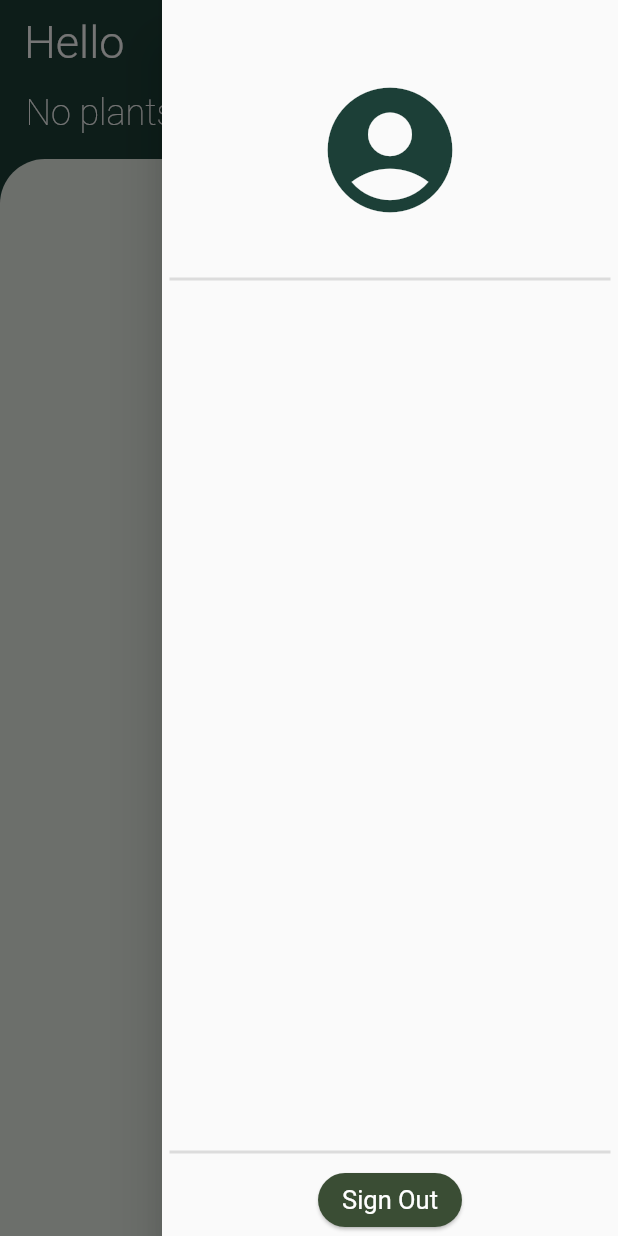
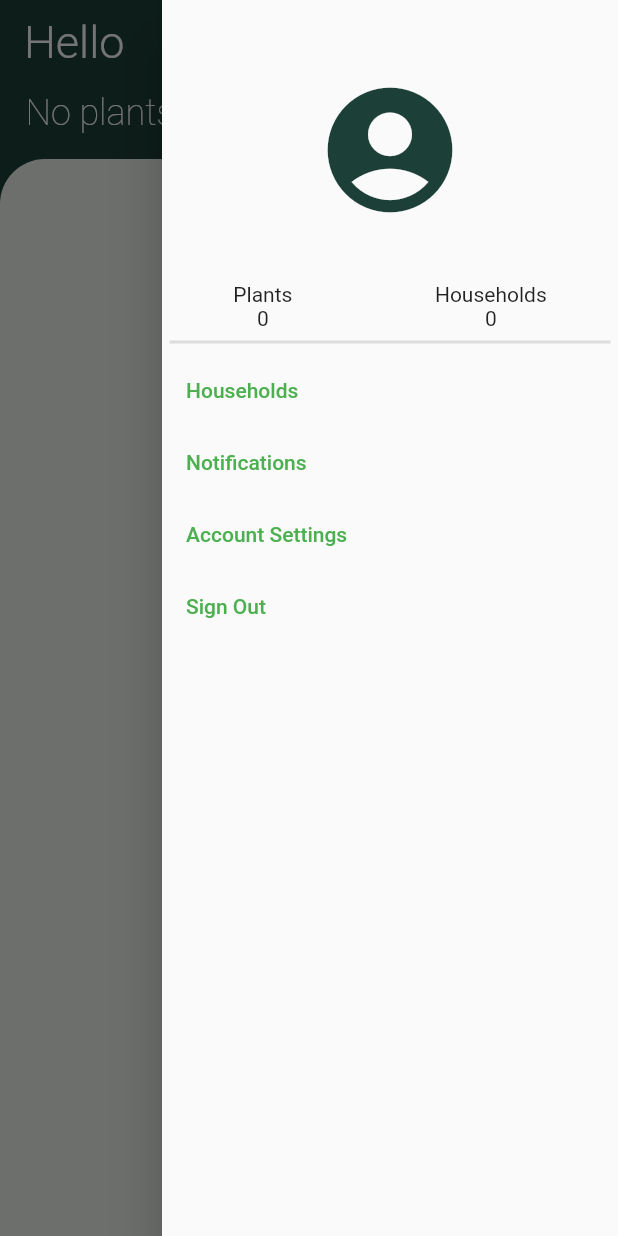
Before and after one commit to alastairrmcneill/plant-care-archive, a Flutter app: the screen it shows once a user with an empty profile is signed in, after a tap on the "menu" icon, on a phone screen of 412 x 824 dp. Run offline on Flutter 3.47's test engine with Material 2 defaults, Android fonts, the light colour scheme and no system bars; drawn by our look-alikes of flutter_speed_dial; our stand-ins replace auto_size_text, cloud_firestore, community_material_icon, firebase_auth, firebase_core, flutter_tabler_icons and 2 more; accounts and stored records are empty.

Commit message:
Addded new screens for households, account settings and notifications

```diff
--- a/lib/screens/home/add_household_screen.dart
+++ b/lib/screens/home/add_household_screen.dart
@@ -19,6 +19,8 @@ class _AddHouseholdState extends State<AddHousehold> {
   @override
   Widget build(BuildContext context) {
     HouseholdNotifier householdNotifier = Provider.of<HouseholdNotifier>(context);
+    UserNotifier userNotifier = Provider.of<UserNotifier>(context);
+
     return Scaffold(
       appBar: AppBar(
         title: const Text('Create Household'),
@@ -40,7 +42,7 @@ class _AddHouseholdState extends State<AddHousehold> {
               width: 100,
               child: ElevatedButton(
                 onPressed: () async {
-                  String code = await createHousehold(householdNotifier, _nameController.text.trim());
+                  String code = await createHousehold(userNotifier, householdNotifier, _nameController.text.trim());
                   showHouseholdAddedDialog(
                     context: context,
                     title: 'Household created successfully',
@@ -67,7 +69,7 @@ class _AddHouseholdState extends State<AddHousehold> {
               child: ElevatedButton(
                 onPressed: () async {
                   String code = _codeController.text.trim();
-                  String name = await addHousehold(code);
+                  String name = await addHousehold(userNotifier, householdNotifier, code);
                   showHouseholdAddedDialog(
                     context: context,
                     title: 'House added successfully',
--- a/lib/screens/home/home_screen.dart
+++ b/lib/screens/home/home_screen.dart
@@ -22,7 +22,9 @@ class _HomeScreenState extends State<HomeScreen> with SingleTickerProviderStateM
     super.initState();
 
     HouseholdNotifier householdNotifier = Provider.of<HouseholdNotifier>(context, listen: false);
+    UserNotifier userNotifier = Provider.of<UserNotifier>(context, listen: false);
     HouseholdDatabaseService.getCurrentUserHouseholds(householdNotifier);
+    UserDatabaseService.getCurrentUser(userNotifier);
   }
 
   @override
--- a/lib/screens/screens.dart
+++ b/lib/screens/screens.dart
@@ -5,3 +5,5 @@ export 'auth/forgot_passowrd_screen.dart';
 export 'home/home_screen.dart';
 export 'home/plant_detail.dart';
 export 'home/add_plant_screen.dart';
+export 'settings/notification_settings_screen.dart';
+export 'settings/account_settings_screen.dart';
--- a/lib/services/database_service.dart
+++ b/lib/services/database_service.dart
@@ -2,6 +2,7 @@ import 'package:cloud_firestore/cloud_firestore.dart';
 import 'package:plant_care/models/models.dart';
 import 'package:plant_care/notifiers/notifiers.dart';
 import 'package:plant_care/services/services.dart';
+import 'package:provider/provider.dart';
 
 class UserDatabaseService {
   static final FirebaseFirestore _db = FirebaseFirestore.instance;
@@ -28,10 +29,23 @@ class UserDatabaseService {
     return user;
   }
 
-  static updateUser(AppUser user) async {
+  static getCurrentUser(UserNotifier userNotifier) async {
+    DocumentReference ref = _db.collection('Users').doc(AuthService.getCurrentUser());
+
+    DocumentSnapshot snapshot = await ref.get();
+    Map<String, dynamic> data = snapshot.data()! as Map<String, dynamic>;
+
+    AppUser user = AppUser.fromJSON(data);
+
+    userNotifier.setCurrentUser = user;
+  }
+
+  static updateUser(UserNotifier userNotifier, AppUser user) async {
     DocumentReference ref = _db.collection('Users').doc(user.uid);
 
-    ref.set(user.toJSON());
+    await ref.set(user.toJSON()).whenComplete(() {
+      userNotifier.setCurrentUser = user;
+    });
   }
 }
 
@@ -113,7 +127,7 @@ class HouseholdDatabaseService {
   static final FirebaseFirestore _db = FirebaseFirestore.instance;
 
   // Create
-  static Future<String> createHousehold(HouseholdNotifier householdNotifier, Household household) async {
+  static Future<String> createHousehold(UserNotifier userNotifier, HouseholdNotifier householdNotifier, Household household) async {
     String returnString = '';
     DocumentReference ref = _db.collection('Households').doc();
 
@@ -159,9 +173,11 @@ class HouseholdDatabaseService {
   }
   // Update
 
-  static updateHousehold(Household household) async {
+  static updateHousehold(HouseholdNotifier householdNotifier, Household household) async {
     DocumentReference ref = _db.collection('Households').doc(household.uid);
 
-    ref.set(household.toJSON());
+    ref.set(household.toJSON()).whenComplete(() {
+      getCurrentUserHouseholds(householdNotifier);
+    });
   }
 }
--- a/lib/widgets/account_summary.dart
+++ b/lib/widgets/account_summary.dart
@@ -1,12 +1,18 @@
 import 'package:flutter/material.dart';
+import 'package:plant_care/notifiers/notifiers.dart';
 import 'package:plant_care/services/auth_service.dart';
+import 'package:provider/provider.dart';
 
 class AccountSummary extends StatelessWidget {
   const AccountSummary({Key? key}) : super(key: key);
 
   @override
   Widget build(BuildContext context) {
+    UserNotifier userNotifier = Provider.of<UserNotifier>(context);
+    HouseholdNotifier householdNotifier = Provider.of<HouseholdNotifier>(context);
+    PlantNotifier plantNotifier = Provider.of<PlantNotifier>(context);
     return Column(
+      crossAxisAlignment: CrossAxisAlignment.center,
       children: [
         SizedBox(height: 50),
         // CircleAvatar(,)
@@ -16,9 +22,25 @@ class AccountSummary extends StatelessWidget {
           color: Color(0xFF1C3F37),
         ),
         Text(
-          AuthService.getCurrentUsername(),
+          '${userNotifier.currentUser!.firstName} ${userNotifier.currentUser!.lastName}',
           style: TextStyle(fontSize: 24),
         ),
+        const SizedBox(height: 10),
+        Row(
+          mainAxisAlignment: MainAxisAlignment.spaceAround,
+          crossAxisAlignment: CrossAxisAlignment.center,
+          children: [
+            Column(
+              children: [Text('Plants'), Text('${plantNotifier.notWateringPlantList!.length + plantNotifier.waterPlantList!.length}')],
+            ),
+            Column(
+              children: [
+                Text('Households'),
+                Text('${userNotifier.currentUser!.households.length}'),
+              ],
+            ),
+          ],
+        )
       ],
     );
   }
--- a/lib/widgets/custom_right_drawer.dart
+++ b/lib/widgets/custom_right_drawer.dart
@@ -1,4 +1,7 @@
 import 'package:flutter/material.dart';
+import 'package:plant_care/screens/households/households_screen.dart';
+import 'package:plant_care/screens/screens.dart';
+
 import 'package:plant_care/services/auth_service.dart';
 import 'package:plant_care/widgets/widgets.dart';
 
@@ -11,18 +14,21 @@ class CustomRightDrawer extends StatelessWidget {
       child: SafeArea(
         child: Column(
           mainAxisAlignment: MainAxisAlignment.start,
-          crossAxisAlignment: CrossAxisAlignment.center,
+          crossAxisAlignment: CrossAxisAlignment.start,
           children: [
             AccountSummary(),
             Divider(),
-            Expanded(
-              flex: 1,
-              child: Container(),
-            ),
-            Divider(),
-            ElevatedButton(
-              onPressed: AuthService.signOut,
-              child: Text('Sign Out'),
+            Padding(
+              padding: const EdgeInsets.only(left: 8.0),
+              child: Column(
+                crossAxisAlignment: CrossAxisAlignment.start,
+                children: [
+                  TextButton(onPressed: () => Navigator.push(context, MaterialPageRoute(builder: (_) => const HouseholdsScreen())), child: Text('Households')),
+                  TextButton(onPressed: () => Navigator.push(context, MaterialPageRoute(builder: (_) => const NotificationSettings())), child: Text('Notifications')),
+                  TextButton(onPressed: () => Navigator.push(context, MaterialPageRoute(builder: (_) => const AccountSettings())), child: Text('Account Settings')),
+                  TextButton(onPressed: () => AuthService.signOut(), child: Text('Sign Out')),
+                ],
+              ),
             ),
           ],
         ),
```
Also changed, not shown: lib/screens/households/household_detail_screen.dart (added, +49 -0 lines), lib/screens/households/households_screen.dart (added, +21 -0 lines), lib/screens/settings/account_settings_screen.dart (added, +19 -0 lines), lib/screens/settings/notification_settings_screen.dart (added, +19 -0 lines), lib/services/household_service.dart (+6 -6 lines), lib/widgets/household_list_view.dart (added, +39 -0 lines), lib/widgets/household_list_view_tile.dart (added, +26 -0 lines).
